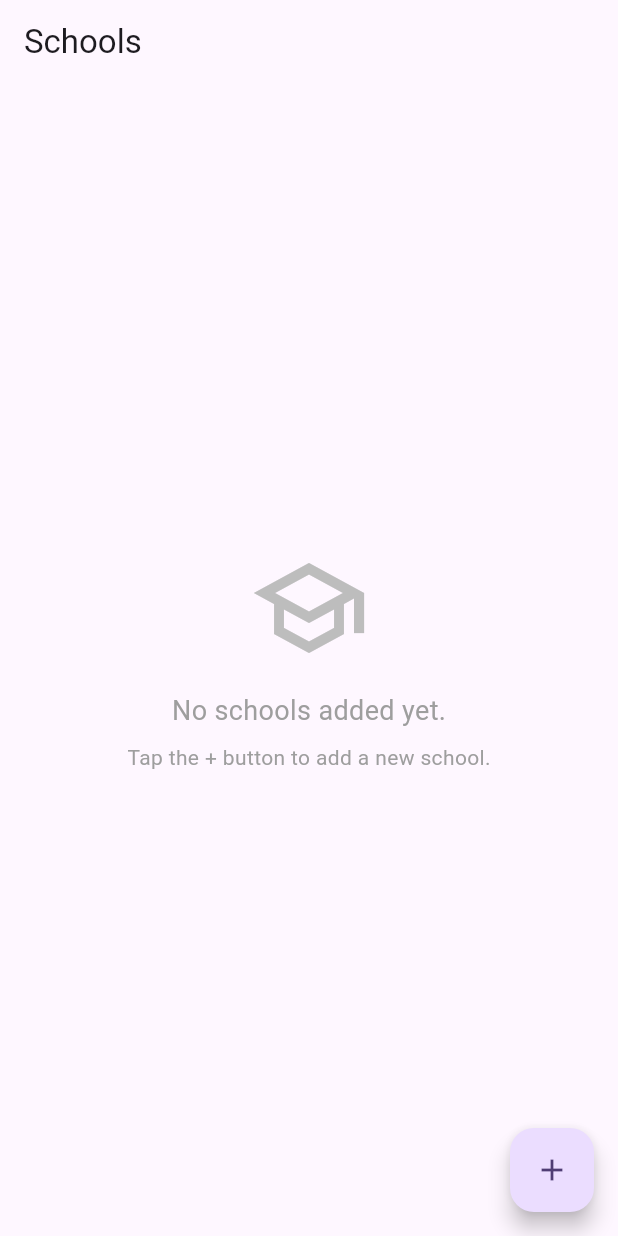
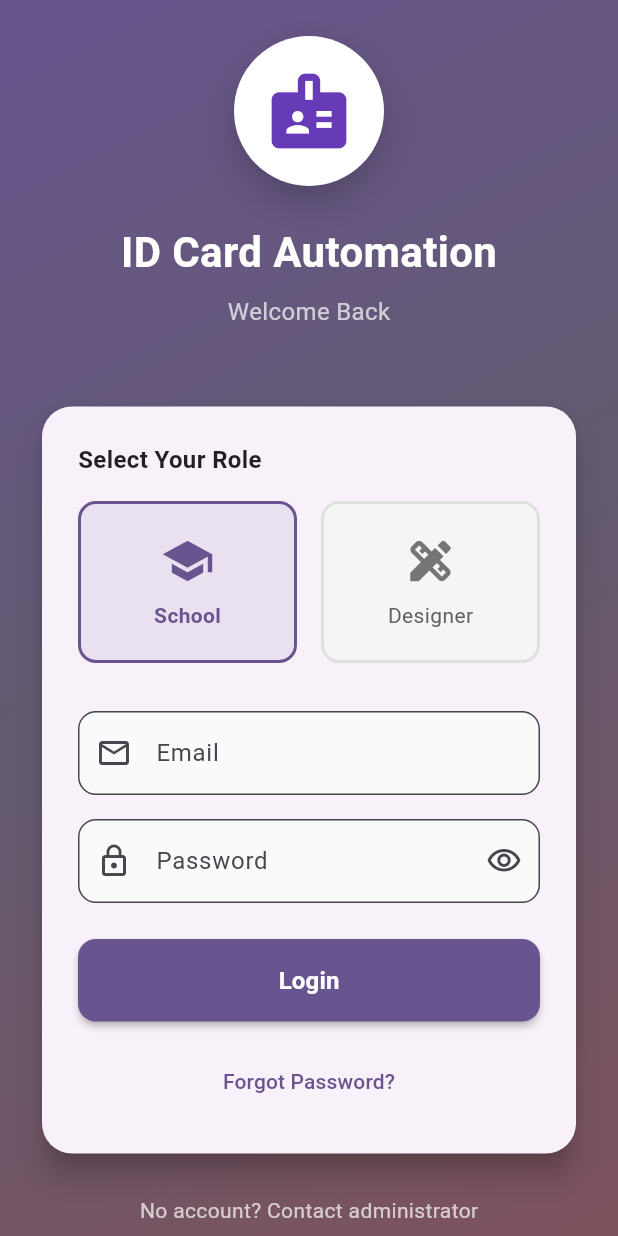
Before and after one commit to sudhirVoid/idcard_automation, a Flutter app: the screen it shows after launch, on a phone screen of 412 x 824 dp. Run offline on Flutter 3.47's test engine with Material 3 defaults, Android fonts, the light colour scheme and no system bars; our stand-ins replace camera, file_picker, firebase_auth, firebase_core; missing offline and left inert: excel; accounts and stored records are empty.

Commit message:
login screen created

```diff
--- a/lib/main.dart
+++ b/lib/main.dart
@@ -1,7 +1,13 @@
 import 'package:flutter/material.dart';
-import 'package:idcard_automation/screens/schools_screen.dart';
+import 'package:firebase_core/firebase_core.dart';
+import 'package:idcard_automation/screens/login_screen.dart';
+import 'firebase_options.dart';
 
-void main() {
+void main() async {
+  WidgetsFlutterBinding.ensureInitialized();
+  await Firebase.initializeApp(
+    options: DefaultFirebaseOptions.currentPlatform,
+  );
   runApp(const MyApp());
 }
 
@@ -12,11 +18,12 @@ class MyApp extends StatelessWidget {
   Widget build(BuildContext context) {
     return MaterialApp(
       title: 'ID Card Automation',
+      debugShowCheckedModeBanner: false,
       theme: ThemeData(
         colorScheme: ColorScheme.fromSeed(seedColor: Colors.deepPurple),
         useMaterial3: true,
       ),
-      home: const SchoolsScreen(),
+      home: const LoginScreen(),
     );
   }
 }
--- /dev/null
+++ b/lib/screens/login_screen.dart
@@ -0,0 +1,419 @@
+import 'package:flutter/material.dart';
+import 'package:firebase_auth/firebase_auth.dart';
+import 'package:idcard_automation/screens/schools_screen.dart';
+
+enum UserRole { school, designer }
+
+class LoginScreen extends StatefulWidget {
+  const LoginScreen({super.key});
+
+  @override
+  State<LoginScreen> createState() => _LoginScreenState();
+}
+
+class _LoginScreenState extends State<LoginScreen> with SingleTickerProviderStateMixin {
+  final _formKey = GlobalKey<FormState>();
+  final _emailController = TextEditingController();
+  final _passwordController = TextEditingController();
+  UserRole _selectedRole = UserRole.school;
+  bool _isLoading = false;
+  bool _obscurePassword = true;
+  late AnimationController _animationController;
+  late Animation<double> _fadeAnimation;
+
+  @override
+  void initState() {
+    super.initState();
+    _animationController = AnimationController(
+      vsync: this,
+      duration: const Duration(milliseconds: 1000),
+    );
+    _fadeAnimation = Tween<double>(begin: 0.0, end: 1.0).animate(
+      CurvedAnimation(parent: _animationController, curve: Curves.easeIn),
+    );
+    _animationController.forward();
+  }
+
+  @override
+  void dispose() {
+    _emailController.dispose();
+    _passwordController.dispose();
+    _animationController.dispose();
+    super.dispose();
+  }
+
+  Future<void> _handleLogin() async {
+    if (_formKey.currentState!.validate()) {
+      setState(() => _isLoading = true);
+
+      try {
+        // Sign in with Firebase Auth
+        await FirebaseAuth.instance.signInWithEmailAndPassword(
+          email: _emailController.text.trim(),
+          password: _passwordController.text,
+        );
+
+        if (mounted) {
+          // Navigate to home screen after successful login
+          Navigator.of(context).pushReplacement(
+            MaterialPageRoute(
+              builder: (context) => const SchoolsScreen(),
+            ),
+          );
+        }
+      } on FirebaseAuthException catch (e) {
+        String message;
+        switch (e.code) {
+          case 'user-not-found':
+            message = 'No user found with this email. Please contact administrator.';
+            break;
+          case 'wrong-password':
+            message = 'Incorrect password. Please try again.';
+            break;
+          case 'invalid-email':
+            message = 'Invalid email address.';
+            break;
+          case 'user-disabled':
+            message = 'This account has been disabled. Contact administrator.';
+            break;
+          case 'invalid-credential':
+            message = 'Invalid credentials. Please check your email and password.';
+            break;
+          default:
+            message = 'Login failed: ${e.message}';
+        }
+
+        if (mounted) {
+          ScaffoldMessenger.of(context).showSnackBar(
+            SnackBar(
+              content: Text(message),
+              backgroundColor: Colors.red,
+              duration: const Duration(seconds: 4),
+            ),
+          );
+        }
+      } catch (e) {
+        if (mounted) {
+          ScaffoldMessenger.of(context).showSnackBar(
+            SnackBar(
+              content: Text('An error occurred: ${e.toString()}'),
+              backgroundColor: Colors.red,
+            ),
+          );
+        }
+      } finally {
+        if (mounted) {
+          setState(() => _isLoading = false);
+        }
+      }
+    }
+  }
+
+  @override
+  Widget build(BuildContext context) {
+    return Scaffold(
+      body: Container(
+        decoration: BoxDecoration(
+          gradient: LinearGradient(
+            begin: Alignment.topLeft,
+            end: Alignment.bottomRight,
+            colors: [
+              Theme.of(context).colorScheme.primary,
+              Theme.of(context).colorScheme.secondary,
+              Theme.of(context).colorScheme.tertiary,
+            ],
+          ),
+        ),
+        child: SafeArea(
+          child: Center(
+            child: SingleChildScrollView(
+              padding: const EdgeInsets.all(24.0),
+              child: FadeTransition(
+                opacity: _fadeAnimation,
+                child: Column(
+                  mainAxisAlignment: MainAxisAlignment.center,
+                  children: [
+                    // App Logo and Title
+                    Container(
+                      padding: const EdgeInsets.all(20),
+                      decoration: BoxDecoration(
+                        color: Colors.white,
+                        shape: BoxShape.circle,
+                        boxShadow: [
+                          BoxShadow(
+                            color: Colors.black.withOpacity(0.2),
+                            blurRadius: 20,
+                            offset: const Offset(0, 10),
+                          ),
+                        ],
+                      ),
+                      child: const Icon(
+                        Icons.badge,
+                        size: 60,
+                        color: Colors.deepPurple,
+                      ),
+                    ),
+                    const SizedBox(height: 24),
+                    const Text(
+                      'ID Card Automation',
+                      style: TextStyle(
+                        fontSize: 28,
+                        fontWeight: FontWeight.bold,
+                        color: Colors.white,
+                      ),
+                    ),
+                    const SizedBox(height: 8),
+                    const Text(
+                      'Welcome Back',
+                      style: TextStyle(
+                        fontSize: 16,
+                        color: Colors.white70,
+                      ),
+                    ),
+                    const SizedBox(height: 48),
+
+                    // Login Card
+                    Card(
+                      elevation: 8,
+                      shape: RoundedRectangleBorder(
+                        borderRadius: BorderRadius.circular(20),
+                      ),
+                      child: Padding(
+                        padding: const EdgeInsets.all(24.0),
+                        child: Form(
+                          key: _formKey,
+                          child: Column(
+                            crossAxisAlignment: CrossAxisAlignment.stretch,
+                            children: [
+                              // Role Selection
+                              const Text(
+                                'Select Your Role',
+                                style: TextStyle(
+                                  fontSize: 16,
+                                  fontWeight: FontWeight.w600,
+                                  color: Colors.black87,
+                                ),
+                              ),
+                              const SizedBox(height: 16),
+                              Row(
+                                children: [
+                                  Expanded(
+                                    child: _RoleCard(
+                                      icon: Icons.school,
+                                      label: 'School',
+                                      isSelected: _selectedRole == UserRole.school,
+                                      onTap: () {
+                                        setState(() {
+                                          _selectedRole = UserRole.school;
+                                        });
+                                      },
+                                    ),
+                                  ),
+                                  const SizedBox(width: 16),
+                                  Expanded(
+                                    child: _RoleCard(
+                                      icon: Icons.design_services,
+                                      label: 'Designer',
+                                      isSelected: _selectedRole == UserRole.designer,
+                                      onTap: () {
+                                        setState(() {
+                                          _selectedRole = UserRole.designer;
+                                        });
+                                      },
+                                    ),
+                                  ),
+                                ],
+                              ),
+                              const SizedBox(height: 32),
+
+                              // Email Field
+                              TextFormField(
+                                controller: _emailController,
+                                keyboardType: TextInputType.emailAddress,
+                                decoration: InputDecoration(
+                                  labelText: 'Email',
+                                  prefixIcon: const Icon(Icons.email_outlined),
+                                  border: OutlineInputBorder(
+                                    borderRadius: BorderRadius.circular(12),
+                                  ),
+                                  filled: true,
+                                  fillColor: Colors.grey[50],
+                                ),
+                                validator: (value) {
+                                  if (value == null || value.isEmpty) {
+                                    return 'Please enter your email';
+                                  }
+                                  if (!value.contains('@')) {
+                                    return 'Please enter a valid email';
+                                  }
+                                  return null;
+                                },
+                              ),
+                              const SizedBox(height: 16),
+
+                              // Password Field
+                              TextFormField(
+                                controller: _passwordController,
+                                obscureText: _obscurePassword,
+                                decoration: InputDecoration(
+                                  labelText: 'Password',
+                                  prefixIcon: const Icon(Icons.lock_outline),
+                                  suffixIcon: IconButton(
+                                    icon: Icon(
+                                      _obscurePassword
+                                          ? Icons.visibility_outlined
+                                          : Icons.visibility_off_outlined,
+                                    ),
+                                    onPressed: () {
+                                      setState(() {
+                                        _obscurePassword = !_obscurePassword;
+                                      });
+                                    },
+                                  ),
+                                  border: OutlineInputBorder(
+                                    borderRadius: BorderRadius.circular(12),
+                                  ),
+                                  filled: true,
+                                  fillColor: Colors.grey[50],
+                                ),
+                                validator: (value) {
+                                  if (value == null || value.isEmpty) {
+                                    return 'Please enter your password';
+                                  }
+                                  if (value.length < 6) {
+                                    return 'Password must be at least 6 characters';
+                                  }
+                                  return null;
+                                },
+                              ),
+                              const SizedBox(height: 24),
+
+                              // Login Button
+                              ElevatedButton(
+                                onPressed: _isLoading ? null : _handleLogin,
+                                style: ElevatedButton.styleFrom(
+                                  backgroundColor: Theme.of(context).colorScheme.primary,
+                                  foregroundColor: Colors.white,
+                                  padding: const EdgeInsets.symmetric(vertical: 16),
+                                  shape: RoundedRectangleBorder(
+                                    borderRadius: BorderRadius.circular(12),
+                                  ),
+                                  elevation: 2,
+                                ),
+                                child: _isLoading
+                                    ? const SizedBox(
+                                        height: 20,
+                                        width: 20,
+                                        child: CircularProgressIndicator(
+                                          strokeWidth: 2,
+                                          valueColor: AlwaysStoppedAnimation<Color>(
+                                            Colors.white,
+                                          ),
+                                        ),
+                                      )
+                                    : const Text(
+                                        'Login',
+                                        style: TextStyle(
+                                          fontSize: 16,
+                                          fontWeight: FontWeight.bold,
+                                        ),
+                                      ),
+                              ),
+                              const SizedBox(height: 16),
+
+                              // Forgot Password
+                              TextButton(
+                                onPressed: () {
+                                  // TODO: Implement forgot password
+                                  ScaffoldMessenger.of(context).showSnackBar(
+                                    const SnackBar(
+                                      content: Text('Please contact administrator'),
+                                    ),
+                                  );
+                                },
+                                child: const Text('Forgot Password?'),
+                              ),
+                            ],
+                          ),
+                        ),
+                      ),
+                    ),
+                    const SizedBox(height: 24),
+
+                    // Footer
+                    const Text(
+                      'No account? Contact administrator',
+                      style: TextStyle(
+                        color: Colors.white70,
+                        fontSize: 14,
+                      ),
+                    ),
+                  ],
+                ),
+              ),
+            ),
+          ),
+        ),
+      ),
+    );
+  }
+}
+
+class _RoleCard extends StatelessWidget {
+  final IconData icon;
+  final String label;
+  final bool isSelected;
+  final VoidCallback onTap;
+
+  const _RoleCard({
+    required this.icon,
+    required this.label,
+    required this.isSelected,
+    required this.onTap,
+  });
+
+  @override
+  Widget build(BuildContext context) {
+    return GestureDetector(
+      onTap: onTap,
+      child: AnimatedContainer(
+        duration: const Duration(milliseconds: 200),
+        padding: const EdgeInsets.symmetric(vertical: 20, horizontal: 12),
+        decoration: BoxDecoration(
+          color: isSelected
+              ? Theme.of(context).colorScheme.primary.withOpacity(0.1)
+              : Colors.grey[100],
+          borderRadius: BorderRadius.circular(12),
+          border: Border.all(
+            color: isSelected
+                ? Theme.of(context).colorScheme.primary
+                : Colors.grey[300]!,
+            width: 2,
+          ),
+        ),
+        child: Column(
+          children: [
+            Icon(
+              icon,
+              size: 36,
+              color: isSelected
+                  ? Theme.of(context).colorScheme.primary
+                  : Colors.grey[600],
+            ),
+            const SizedBox(height: 8),
+            Text(
+              label,
+              style: TextStyle(
+                fontSize: 14,
+                fontWeight: isSelected ? FontWeight.bold : FontWeight.normal,
+                color: isSelected
+                    ? Theme.of(context).colorScheme.primary
+                    : Colors.grey[700],
+              ),
+            ),
+          ],
+        ),
+      ),
+    );
+  }
+}
--- a/pubspec.yaml
+++ b/pubspec.yaml
@@ -38,6 +38,9 @@ dependencies:
   excel: ^4.0.0
   camera: ^0.11.2
   path_provider: ^2.1.3
+  firebase_core: ^3.1.0
+  firebase_auth: ^5.1.0
+  cloud_firestore: ^5.0.1
 
 dev_dependencies:
   flutter_test:
```
Also changed, not shown: firebase.json (added), lib/firebase_options.dart (added), pubspec.lock, 7 other files.
